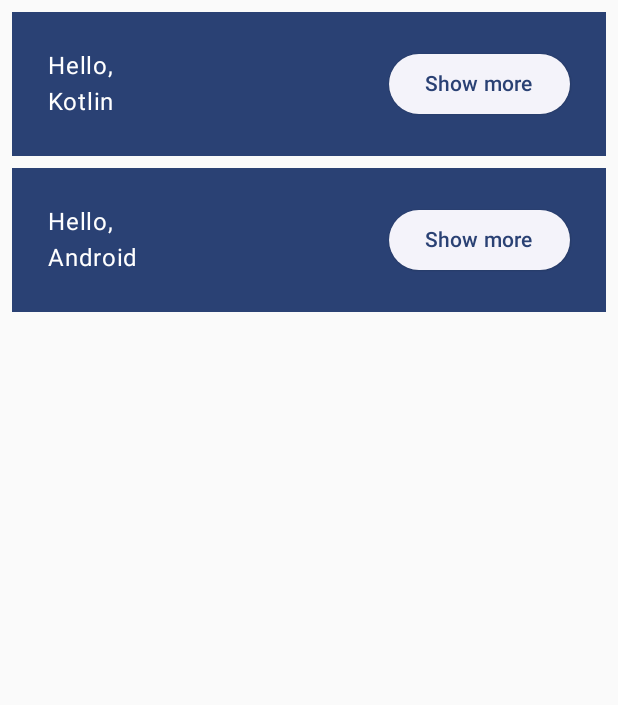
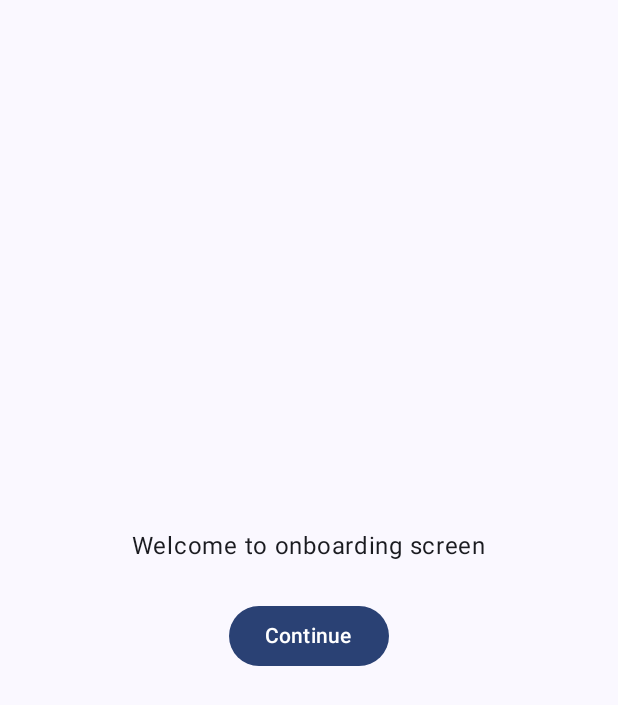
Before and after one commit to vkrm26/JetCom, an Android app built with Jetpack Compose: the screen it shows after launch (MainActivity), on a phone screen of 412 x 824 dp. Shown: the top 705 px of the screen. Run offline under Robolectric (Android 15) with nearby library versions, the phone set to English and light mode, and no system bars.

Commit message:
Added onboarding screen

```diff
--- a/app/src/main/java/com/jetcom/MainActivity.kt
+++ b/app/src/main/java/com/jetcom/MainActivity.kt
@@ -3,11 +3,14 @@ package com.jetcom
 import android.os.Bundle
 import androidx.activity.ComponentActivity
 import androidx.activity.compose.setContent
+import androidx.compose.foundation.layout.Arrangement
 import androidx.compose.foundation.layout.Column
 import androidx.compose.foundation.layout.Row
 import androidx.compose.foundation.layout.fillMaxSize
 import androidx.compose.foundation.layout.fillMaxWidth
 import androidx.compose.foundation.layout.padding
+import androidx.compose.foundation.lazy.LazyColumn
+import androidx.compose.foundation.lazy.items
 import androidx.compose.material3.Button
 import androidx.compose.material3.ElevatedButton
 import androidx.compose.material3.MaterialTheme
@@ -17,7 +20,9 @@ import androidx.compose.runtime.Composable
 import androidx.compose.runtime.getValue
 import androidx.compose.runtime.mutableStateOf
 import androidx.compose.runtime.remember
+import androidx.compose.runtime.saveable.rememberSaveable
 import androidx.compose.runtime.setValue
+import androidx.compose.ui.Alignment
 import androidx.compose.ui.Modifier
 import androidx.compose.ui.tooling.preview.Preview
 import androidx.compose.ui.unit.dp
@@ -29,18 +34,56 @@ class MainActivity : ComponentActivity() {
         setContent {
             JetcomTheme {
                 // A surface container using the 'background' color from the theme
-                MyApp(modifier = Modifier.fillMaxSize())
+                startApp(modifier = Modifier.fillMaxSize())
             }
         }
     }
 }
 
 @Composable
-fun MyApp(modifier: Modifier = Modifier,
-        names : List<String> = listOf("Kotlin", "Android")
-) {
-    Column(modifier.padding(vertical = 4.dp)) {
-        for (name in names) {
+fun startApp(modifier: Modifier = Modifier) {
+    var showOnboarding by rememberSaveable{ mutableStateOf(true) }
+    Surface(modifier) {
+        if (showOnboarding) {
+            OnboardingScreen(onContinueClicked =  { showOnboarding = false})
+        } else {
+            MyApp()
+        }
+    }
+}
+
+@Composable
+fun OnboardingScreen(modifier: Modifier = Modifier, onContinueClicked: () -> Unit) {
+    var showOnboarding by remember { mutableStateOf(false) }
+    Column(
+        modifier = modifier,
+        verticalArrangement = Arrangement.Center,
+        horizontalAlignment = Alignment.CenterHorizontally
+    ) {
+
+        Text(text = "Welcome to onboarding screen")
+        Button(
+            modifier = Modifier.padding(vertical = 24.dp),
+            onClick = { showOnboarding = false }) {
+            Text(text = "Continue")
+        }
+    }
+
+}
+
+@Preview(showBackground = true, widthDp = 320, heightDp = 320)
+@Composable
+fun OnboardingPreView() {
+    JetcomTheme {
+        OnboardingScreen(onContinueClicked = {})
+    }
+}
+
+@Composable
+fun MyApp(modifier: Modifier = Modifier) {
+    val names: List<String> = List(1000) { "$it" }
+    LazyColumn(modifier.padding(vertical = 4.dp)) {
+        items(items = names) { name ->
             Greeting(name = name)
         }
     }
@@ -48,19 +91,20 @@ fun MyApp(modifier: Modifier = Modifier,
 
 @Composable
 fun Greeting(name: String) {
-    var expanded by remember { mutableStateOf(false) }
+    var expanded by rememberSaveable { mutableStateOf(false) }
 
     Surface(color = MaterialTheme.colorScheme.primary, modifier = Modifier.padding(8.dp, 4.dp)) {
-        Row(modifier = Modifier.padding(24.dp)) {
+        Row(modifier = Modifier.padding(if (expanded) 48.dp else 24.dp)) {
             Column(
                 modifier = Modifier
                     .weight(1f)
+                    .padding(bottom = if (expanded) 24.dp else 0.dp)
             ) {
                 Text(text = "Hello,")
                 Text(text = name)
             }
             ElevatedButton(onClick = { expanded = !expanded }) {
-                Text(text = if (expanded) "Show less" else "Show more" )
+                Text(text = if (expanded) "Show less" else "Show more")
             }
         }
     }
```
